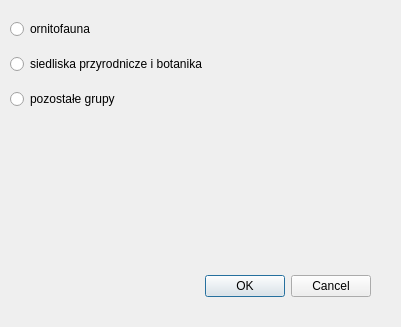
The window that podpinacz_dialog_base.ui (kamildrejer/podpinacz) describes before a commit, drawn with Qt 5.
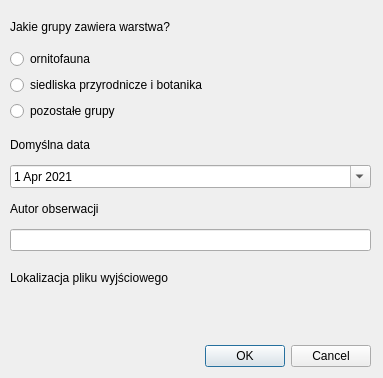
The same window after the commit. Custom widgets are drawn as their Qt base class.

Commit message: Podpinacz wersja 0.9

The edit to the form file:
```diff
--- a/podpinacz_dialog_base.ui
+++ b/podpinacz_dialog_base.ui
@@ -6,8 +6,8 @@
    <rect>
     <x>0</x>
     <y>0</y>
-    <width>401</width>
-    <height>327</height>
+    <width>383</width>
+    <height>378</height>
    </rect>
   </property>
   <property name="windowTitle">
@@ -17,7 +17,7 @@
    <property name="geometry">
     <rect>
      <x>30</x>
-     <y>270</y>
+     <y>340</y>
      <width>341</width>
      <height>32</height>
     </rect>
@@ -39,6 +39,13 @@
     </rect>
    </property>
    <layout class="QVBoxLayout" name="verticalLayout">
+    <item>
+     <widget class="QLabel" name="label_4">
+      <property name="text">
+       <string>Jakie grupy zawiera warstwa?</string>
+      </property>
+     </widget>
+    </item>
     <item>
      <widget class="QRadioButton" name="ptaki">
       <property name="text">
@@ -66,12 +73,19 @@
    <property name="geometry">
     <rect>
      <x>10</x>
-     <y>130</y>
+     <y>260</y>
      <width>361</width>
-     <height>131</height>
+     <height>76</height>
     </rect>
    </property>
    <layout class="QVBoxLayout" name="verticalLayout_3">
+    <item>
+     <widget class="QLabel" name="label">
+      <property name="text">
+       <string>Lokalizacja pliku wyjściowego</string>
+      </property>
+     </widget>
+    </item>
     <item>
      <widget class="QgsFileWidget" name="output_path">
       <property name="storageMode">
@@ -81,6 +95,64 @@
     </item>
    </layout>
   </widget>
+  <widget class="QWidget" name="verticalLayoutWidget_3">
+   <property name="geometry">
+    <rect>
+     <x>10</x>
+     <y>130</y>
+     <width>361</width>
+     <height>121</height>
+    </rect>
+   </property>
+   <layout class="QVBoxLayout" name="data">
+    <item>
+     <widget class="QLabel" name="label_2">
+      <property name="text">
+       <string>Domyślna data</string>
+      </property>
+     </widget>
+    </item>
+    <item>
+     <widget class="QDateEdit" name="dateEdit">
+      <property name="contextMenuPolicy">
+       <enum>Qt::DefaultContextMenu</enum>
+      </property>
+      <property name="wrapping">
+       <bool>true</bool>
+      </property>
+      <property name="buttonSymbols">
+       <enum>QAbstractSpinBox::NoButtons</enum>
+      </property>
+      <property name="accelerated">
+       <bool>false</bool>
+      </property>
+      <property name="showGroupSeparator" stdset="0">
+       <bool>false</bool>
+      </property>
+      <property name="calendarPopup">
+       <bool>true</bool>
+      </property>
+      <property name="date">
+       <date>
+        <year>2021</year>
+        <month>4</month>
+        <day>1</day>
+       </date>
+      </property>
+     </widget>
+    </item>
+    <item>
+     <widget class="QLabel" name="label_3">
+      <property name="text">
+       <string>Autor obserwacji</string>
+      </property>
+     </widget>
+    </item>
+    <item>
+     <widget class="QLineEdit" name="autor"/>
+    </item>
+   </layout>
+  </widget>
  </widget>
  <customwidgets>
   <customwidget>
```
Left out of the diff: 12 changed lines with no effect on the pictures. The commit also changes 4 other files.
